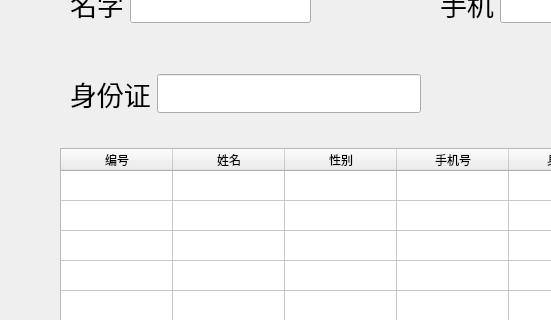
Qt form UI/inquire.ui (DefJia/TCM-Retrieval-System) before a commit; both pictures show x 0 to 551 and y 122 to 442 of the 782 by 754 pixel window.
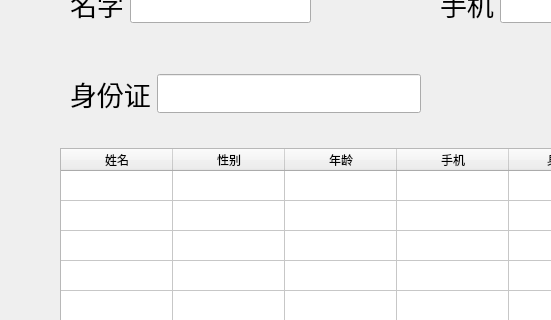
The same form after that commit.

Commit message: function_inquire

```diff
--- a/UI/inquire.ui
+++ b/UI/inquire.ui
@@ -226,12 +226,7 @@
     </row>
     <column>
      <property name="text">
-      <string notr="true">编号</string>
-     </property>
-    </column>
-    <column>
-     <property name="text">
-      <string>姓名</string>
+      <string notr="true">姓名</string>
      </property>
     </column>
     <column>
@@ -241,7 +236,12 @@
     </column>
     <column>
      <property name="text">
-      <string>手机号</string>
+      <string>年龄</string>
+     </property>
+    </column>
+    <column>
+     <property name="text">
+      <string>手机</string>
      </property>
     </column>
     <column>
```
Left out of the diff: 3 changed lines with no effect on the pictures. The commit also changes 16 other files.
